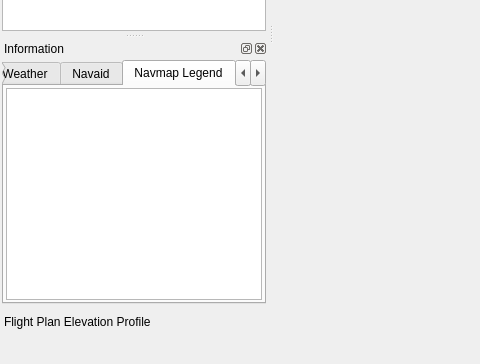
This is src/gui/mainwindow.ui in albar965/littlenavmap as Qt 5 draws it before an edit; both pictures show x 0 to 480 and y 317 to 681 of the 1280 by 900 pixel window. The edited form follows.
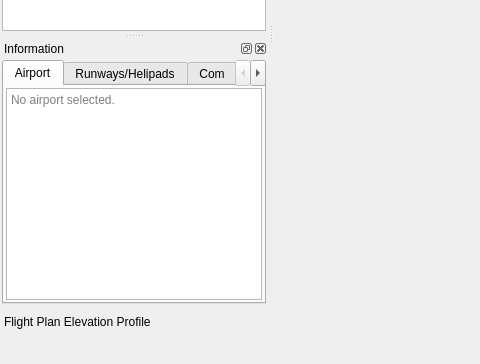
This is the edited form. The open tabs and pages were chosen to show the change. Icons and pictures are not drawn.

Commit message: Removed inline legend.

Patch:
```diff
--- a/src/gui/mainwindow.ui
+++ b/src/gui/mainwindow.ui
@@ -2417,44 +2417,6 @@
          </item>
         </layout>
        </widget>
-       <widget class="QWidget" name="tabNavmapLegendInfo">
-        <attribute name="title">
-         <string>Navmap Legend</string>
-        </attribute>
-        <layout class="QVBoxLayout" name="verticalLayout_13">
-         <property name="spacing">
-          <number>2</number>
-         </property>
-         <property name="leftMargin">
-          <number>2</number>
-         </property>
-         <property name="topMargin">
-          <number>2</number>
-         </property>
-         <property name="rightMargin">
-          <number>2</number>
-         </property>
-         <property name="bottomMargin">
-          <number>2</number>
-         </property>
-         <item>
-          <widget class="QTextBrowser" name="textBrowserNavmapLegendInfo">
-           <property name="acceptDrops">
-            <bool>false</bool>
-           </property>
-           <property name="lineWrapMode">
-            <enum>QTextEdit::WidgetWidth</enum>
-           </property>
-           <property name="openExternalLinks">
-            <bool>false</bool>
-           </property>
-           <property name="openLinks">
-            <bool>false</bool>
-           </property>
-          </widget>
-         </item>
-        </layout>
-       </widget>
        <widget class="QWidget" name="tabMapLegendInfo">
         <attribute name="title">
          <string>Map Legend</string>
```
Left out of the diff: 20 changed lines with no effect on the pictures. The commit also changes 82 other files.
